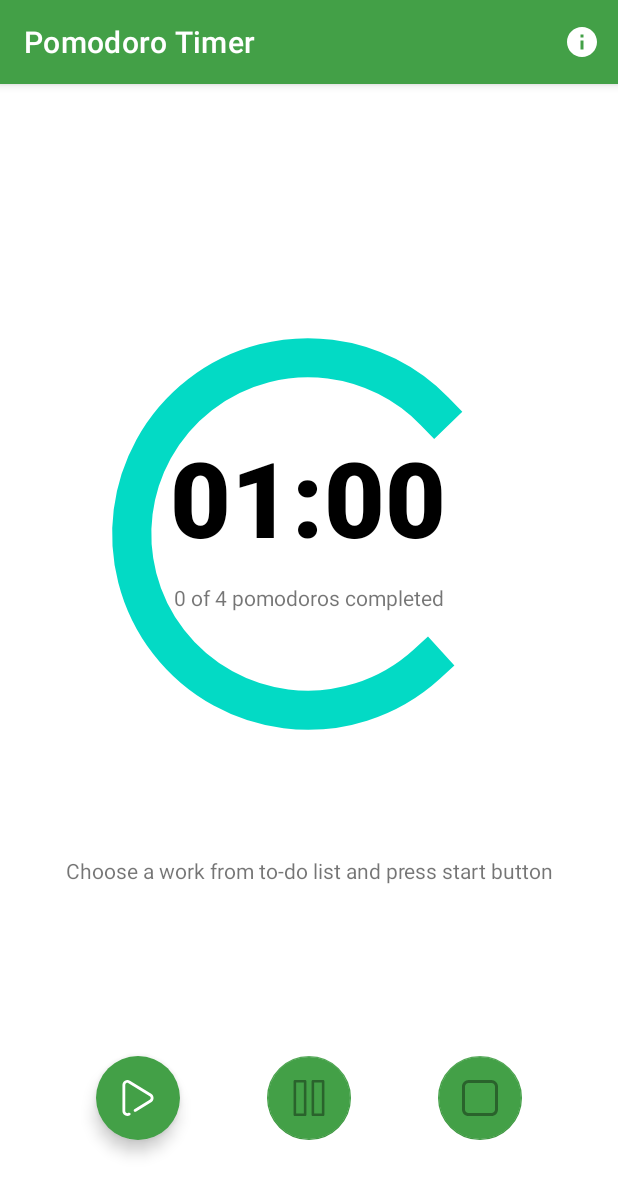
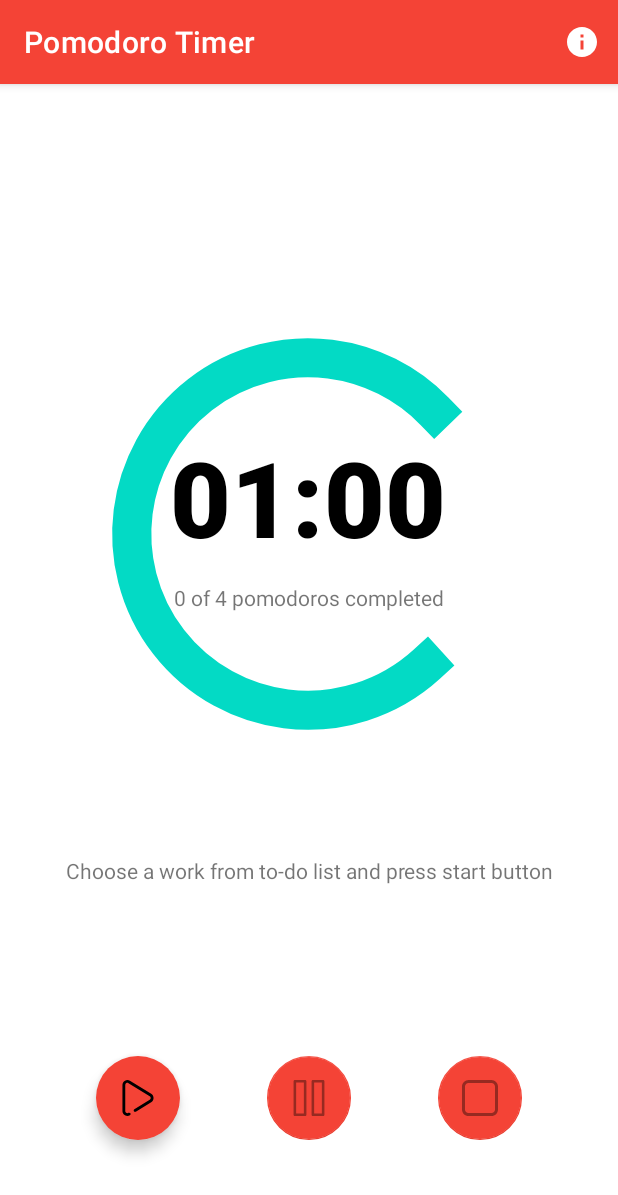
Before and after one commit to annhienktuit/PomodoroTimer, an Android app: the screen it shows after launch (MainActivity), on a phone screen of 412 x 824 dp. Shown: the top 1195 px of the screen. Run offline under Robolectric (Android 15) with nearby library versions, the phone set to English and light mode, and no system bars; plain views replace MaterialProgressBar; 2 statements that could not run were skipped.

Commit message:
Revert "fix UIcolor"
This reverts commit 2fa5e54d5a06af3252611dc1a096c2c1a6217ec8.

```diff
--- a/app/src/main/java/com/annhienktuit/pomodorotimer/MainActivity.kt
+++ b/app/src/main/java/com/annhienktuit/pomodorotimer/MainActivity.kt
@@ -66,7 +66,7 @@ class MainActivity : AppCompatActivity() {
         if (Build.VERSION.SDK_INT >= Build.VERSION_CODES.LOLLIPOP) {
             val window: Window = window
             window.addFlags(WindowManager.LayoutParams.FLAG_DRAWS_SYSTEM_BAR_BACKGROUNDS)
-            window.setStatusBarColor(Color.parseColor("#43a047"))
+            window.setStatusBarColor(Color.parseColor("#f44336"))
         }
         countFlag++
 
--- a/app/src/main/res/layout/activity_main.xml
+++ b/app/src/main/res/layout/activity_main.xml
@@ -18,7 +18,7 @@
             android:id="@+id/toolbar"
             android:layout_width="match_parent"
             android:layout_height="?attr/actionBarSize"
-            android:background="@color/main_color"
+            android:background="#f44336"
             app:popupTheme="@style/Theme.PomodoroTimer.PopupOverlay" />
 
     </com.google.android.material.appbar.AppBarLayout>
@@ -64,7 +64,7 @@
         android:layout_height="wrap_content"
         android:layout_gravity="bottom|end"
         android:layout_margin="@dimen/fab_bigger_margin"
-        app:backgroundTint="@color/main_color"
+        app:backgroundTint="#f44336"
         app:elevation="6dp"
         app:layout_constraintBottom_toBottomOf="parent"
         app:layout_constraintEnd_toEndOf="@+id/appBarLayout"
@@ -76,7 +76,7 @@
         android:layout_height="wrap_content"
         android:layout_gravity="bottom|center"
         android:layout_margin="@dimen/fab_bigger_margin"
-        app:backgroundTint="@color/main_color"
+        app:backgroundTint="#f44336"
         app:elevation="6dp"
         app:layout_constraintBottom_toBottomOf="parent"
         app:layout_constraintEnd_toStartOf="@+id/fab_stop"
@@ -90,7 +90,7 @@
         android:layout_height="wrap_content"
         android:layout_gravity="bottom|start"
         android:layout_margin="@dimen/fab_bigger_margin"
-        app:backgroundTint="@color/main_color"
+        app:backgroundTint="#f44336"
         app:elevation="6dp"
         app:borderWidth="0dp"
         app:layout_constraintBottom_toBottomOf="parent"
--- a/app/src/main/res/values/colors.xml
+++ b/app/src/main/res/values/colors.xml
@@ -7,5 +7,5 @@
     <color name="teal_700">#FF018786</color>
     <color name="black">#FF000000</color>
     <color name="white">#FFFFFFFF</color>
-    <color name="main_color">#43a047</color>
+    <color name="main_color">#f44336</color>
 </resources>
--- a/app/src/main/res/values/themes.xml
+++ b/app/src/main/res/values/themes.xml
@@ -8,7 +8,7 @@
         <!-- Secondary brand color. -->
         <item name="colorSecondary">@color/teal_200</item>
         <item name="colorSecondaryVariant">@color/teal_700</item>
-        <item name="colorOnSecondary">@color/white</item>
+        <item name="colorOnSecondary">@color/black</item>
         <!-- Status bar color. -->
         <item name="android:statusBarColor" tools:targetApi="l">?attr/colorPrimaryVariant</item>
         <!-- Customize your theme here. -->
```
Also changed, not shown: app/src/main/res/drawable/play.png (deleted).
